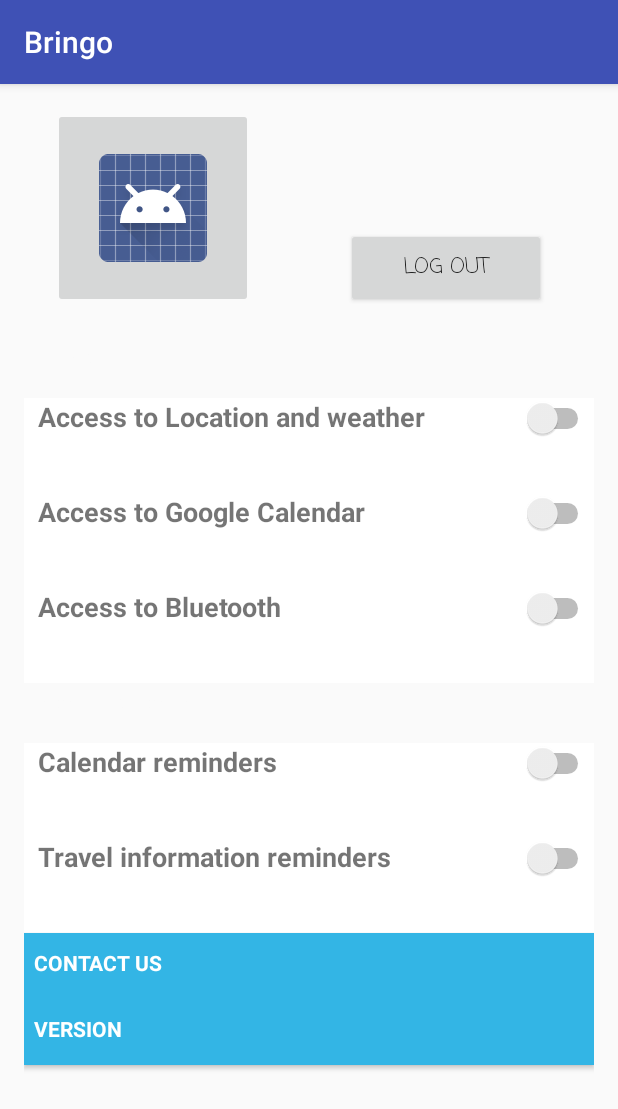
After one commit to dawonu/Bringo, an Android app: the SettingsActivity screen opened directly, with no data from a screen before it, on a phone screen of 412 x 824 dp. The commit adds this screen. Shown: the top 1109 px of the screen. Run offline under Robolectric (Android 15) with nearby library versions, the phone set to English and light mode, and no system bars.

Commit message:
layout for settings page

```diff
--- a/Bringo/app/src/main/AndroidManifest.xml
+++ b/Bringo/app/src/main/AndroidManifest.xml
@@ -22,7 +22,8 @@
                 <category android:name="android.intent.category.LAUNCHER" />
             </intent-filter>
         </activity>
-        <activity android:name=".HomeActivity"></activity>
+        <activity android:name=".HomeActivity" />
+        <activity android:name=".SettingsActivity"></activity>
     </application>
 
 </manifest>
--- /dev/null
+++ b/Bringo/app/src/main/java/com/example/bringo/SettingsActivity.java
@@ -0,0 +1,13 @@
+package com.example.bringo;
+
+import android.support.v7.app.AppCompatActivity;
+import android.os.Bundle;
+
+public class SettingsActivity extends AppCompatActivity {
+
+    @Override
+    protected void onCreate(Bundle savedInstanceState) {
+        super.onCreate(savedInstanceState);
+        setContentView(R.layout.activity_settings);
+    }
+}
--- /dev/null
+++ b/Bringo/app/src/main/res/layout/activity_settings.xml
@@ -0,0 +1,204 @@
+<?xml version="1.0" encoding="utf-8"?>
+<RelativeLayout xmlns:android="http://schemas.android.com/apk/res/android"
+    xmlns:app="http://schemas.android.com/apk/res-auto"
+    xmlns:tools="http://schemas.android.com/tools"
+    android:id="@+id/activity_settings"
+    android:layout_width="match_parent"
+    android:layout_height="match_parent"
+    android:paddingBottom="@dimen/activity_vertical_margin"
+    android:paddingLeft="@dimen/activity_horizontal_margin"
+    android:paddingRight="@dimen/activity_horizontal_margin"
+    android:paddingTop="@dimen/activity_vertical_margin"
+    tools:context="com.example.bringo.SettingsActivity">
+
+    <ImageButton
+        android:layout_width="200px"
+        android:layout_height="200px"
+        app:srcCompat="@android:drawable/sym_def_app_icon"
+        android:id="@+id/imageButton"
+        android:layout_marginStart="19dp"
+        android:layout_alignParentTop="true"
+        android:layout_alignParentStart="true" />
+
+    <Button
+        android:text="Log out"
+        android:layout_width="200px"
+        android:layout_marginStart="62dp"
+        android:id="@+id/button2"
+        android:layout_height="80px"
+        android:layout_alignBottom="@+id/imageButton"
+        android:layout_toEndOf="@+id/imageButton"
+        android:fontFamily="casual" />
+
+    <TextView
+        android:text="  Privacy"
+        android:layout_width="match_parent"
+        android:layout_height="60px"
+        android:layout_below="@+id/imageButton"
+        android:layout_alignParentStart="true"
+        android:layout_marginTop="20dp"
+        android:id="@+id/textView4"
+        android:layout_alignParentEnd="true"
+        android:fontFamily="sans-serif"
+        android:textSize="18sp"
+        android:textColor="?android:attr/colorBackground"
+        android:textStyle="normal|bold"
+        android:textAlignment="textStart"
+        tools:background="?android:attr/colorFocusedHighlight"
+        tools:paddingTop="8px" />
+
+    <TextView
+        android:text="  Access to Location and weather"
+        android:layout_width="match_parent"
+        android:layout_height="95px"
+        android:id="@+id/textView6"
+        android:textSize="18sp"
+        android:textAlignment="textStart"
+        android:fontFamily="sans-serif"
+        tools:paddingTop="20px"
+        android:textStyle="normal|bold"
+        android:layout_below="@+id/textView4"
+        android:layout_alignParentStart="true"
+        android:background="@color/common_google_signin_btn_text_dark_default" />
+
+    <TextView
+        android:text="  Access to Google Calendar"
+        android:layout_width="match_parent"
+        android:layout_height="95px"
+        android:id="@+id/textView7"
+        android:textSize="18sp"
+        android:textAlignment="textStart"
+        android:fontFamily="sans-serif"
+        tools:paddingTop="20px"
+        android:textStyle="normal|bold"
+        android:background="@color/common_google_signin_btn_text_dark_default"
+        android:layout_below="@+id/textView6"
+        android:layout_alignParentStart="true" />
+
+    <TextView
+        android:text="  Access to Bluetooth"
+        android:layout_width="match_parent"
+        android:layout_height="95px"
+        android:id="@+id/textView5"
+        android:textSize="18sp"
+        android:textAlignment="textStart"
+        android:fontFamily="sans-serif"
+        tools:paddingTop="20px"
+        android:textStyle="normal|bold"
+        android:background="@color/common_google_signin_btn_text_dark_default"
+        android:layout_below="@+id/textView7"
+        android:layout_alignParentStart="true" />
+
+    <TextView
+        android:text="  Notifications"
+        android:layout_width="match_parent"
+        android:layout_height="60px"
+        android:id="@+id/textView8"
+        android:fontFamily="sans-serif"
+        android:textSize="18sp"
+        android:textColor="?android:attr/colorBackground"
+        android:textStyle="normal|bold"
+        android:textAlignment="textStart"
+        tools:background="?android:attr/colorFocusedHighlight"
+        tools:paddingTop="8px"
+        android:layout_below="@+id/textView5"
+        android:layout_alignParentStart="true" />
+
+    <TextView
+        android:text="  Calendar reminders"
+        android:layout_width="match_parent"
+        android:layout_height="95px"
+        android:id="@+id/textView10"
+        android:textSize="18sp"
+        android:textAlignment="textStart"
+        android:fontFamily="sans-serif"
+        tools:paddingTop="20px"
+        android:textStyle="normal|bold"
+        android:background="@color/common_google_signin_btn_text_dark_default"
+        android:layout_below="@+id/textView8"
+        android:layout_alignParentStart="true" />
+
+    <TextView
+        android:text="  Travel information reminders"
+        android:layout_width="match_parent"
+        android:layout_height="95px"
+        android:id="@+id/textView9"
+        android:textSize="18sp"
+        android:textAlignment="textStart"
+        android:fontFamily="sans-serif"
+        tools:paddingTop="20px"
+        android:textStyle="normal|bold"
+        android:background="@color/common_google_signin_btn_text_dark_default"
+        android:layout_below="@+id/textView10"
+        android:layout_alignParentStart="true" />
+
+    <Button
+        android:text="  Contact us"
+        android:layout_width="wrap_content"
+        android:layout_height="60px"
+        android:id="@+id/contact_us_button"
+        android:layout_below="@+id/textView9"
+        android:layout_alignParentStart="true"
+        android:layout_alignParentEnd="true"
+        android:background="@android:color/holo_blue_light"
+        android:textAlignment="textStart"
+        android:fontFamily="sans-serif"
+        android:textStyle="normal|bold"
+        android:textColor="@color/common_google_signin_btn_text_dark_default" />
+
+    <Button
+        android:text="  Version"
+        android:layout_width="wrap_content"
+        android:layout_height="wrap_content"
+        android:id="@+id/version_button"
+        android:layout_below="@+id/contact_us_button"
+        android:layout_alignParentStart="true"
+        android:layout_alignParentEnd="true"
+        android:fontFamily="sans-serif"
+        android:textSize="14sp"
+        android:textColor="@color/common_google_signin_btn_text_dark_default"
+        android:textStyle="normal|bold"
+        android:textAlignment="textStart"
+        android:background="@android:color/holo_blue_light" />
+
+    <Switch
+        android:layout_width="wrap_content"
+        android:layout_height="wrap_content"
+        android:id="@+id/weather_switch"
+        android:layout_alignBaseline="@+id/textView6"
+        android:layout_alignBottom="@+id/textView6"
+        android:layout_alignParentEnd="true" />
+
+    <Switch
+        android:layout_width="wrap_content"
+        android:layout_height="wrap_content"
+        android:id="@+id/calendar_switch"
+        android:layout_alignBaseline="@+id/textView7"
+        android:layout_alignBottom="@+id/textView7"
+        android:layout_alignParentEnd="true" />
+
+    <Switch
+        android:layout_width="wrap_content"
+        android:layout_height="wrap_content"
+        android:id="@+id/bluetooth_switch"
+        android:layout_alignBaseline="@+id/textView5"
+        android:layout_alignBottom="@+id/textView5"
+        android:layout_alignParentEnd="true" />
+
+    <Switch
+        android:layout_width="wrap_content"
+        android:layout_height="wrap_content"
+        android:id="@+id/cal_rmd_switch"
+        android:layout_alignBaseline="@+id/textView10"
+        android:layout_alignBottom="@+id/textView10"
+        android:layout_alignParentEnd="true" />
+
+    <Switch
+        android:layout_width="wrap_content"
+        android:layout_height="wrap_content"
+        android:id="@+id/travel_rmd_switch"
+        android:layout_alignBaseline="@+id/textView9"
+        android:layout_alignBottom="@+id/textView9"
+        android:layout_alignParentEnd="true" />
+
+</RelativeLayout>
--- /dev/null
+++ b/Bringo/app/src/main/res/values-v21/styles.xml
@@ -0,0 +1,9 @@
+<resources>
+
+    <style name="AppTheme.NoActionBar">
+        <item name="windowActionBar">false</item>
+        <item name="windowNoTitle">true</item>
+        <item name="android:windowDrawsSystemBarBackgrounds">true</item>
+        <item name="android:statusBarColor">@android:color/transparent</item>
+    </style>
+</resources>
--- /dev/null
+++ b/Bringo/app/src/main/res/values-w820dp/dimens.xml
@@ -0,0 +1,6 @@
+<resources>
+    <!-- Example customization of dimensions originally defined in res/values/dimens.xml
+         (such as screen margins) for screens with more than 820dp of available width. This
+         would include 7" and 10" devices in landscape (~960dp and ~1280dp respectively). -->
+    <dimen name="activity_horizontal_margin">64dp</dimen>
+</resources>
--- a/Bringo/app/src/main/res/values/colors.xml
+++ b/Bringo/app/src/main/res/values/colors.xml
@@ -1,6 +1,6 @@
 <?xml version="1.0" encoding="utf-8"?>
 <resources>
-    <color name="colorPrimary">#3F51B5</color>
+    <color name="colorPrimary">#3f51b5</color>
     <color name="colorPrimaryDark">#303F9F</color>
     <color name="colorAccent">#FF4081</color>
 </resources>
--- a/Bringo/app/src/main/res/values/dimens.xml
+++ b/Bringo/app/src/main/res/values/dimens.xml
@@ -2,4 +2,5 @@
     <!-- Default screen margins, per the Android Design guidelines. -->
     <dimen name="activity_horizontal_margin">16dp</dimen>
     <dimen name="activity_vertical_margin">16dp</dimen>
+    <dimen name="fab_margin">16dp</dimen>
 </resources>
--- a/Bringo/app/src/main/res/values/strings.xml
+++ b/Bringo/app/src/main/res/values/strings.xml
@@ -13,4 +13,5 @@
     <string name="permission_rationale">"Contacts permissions are needed for providing email
         completions."
     </string>
+    <string name="title_activity_settings">SettingsActivity</string>
 </resources>
--- a/Bringo/app/src/main/res/values/styles.xml
+++ b/Bringo/app/src/main/res/values/styles.xml
@@ -8,4 +8,13 @@
         <item name="colorAccent">@color/colorAccent</item>
     </style>
 
+    <style name="AppTheme.NoActionBar">
+        <item name="windowActionBar">false</item>
+        <item name="windowNoTitle">true</item>
+    </style>
+
+    <style name="AppTheme.AppBarOverlay" parent="ThemeOverlay.AppCompat.Dark.ActionBar" />
+
+    <style name="AppTheme.PopupOverlay" parent="ThemeOverlay.AppCompat.Light" />
+
 </resources>
```
